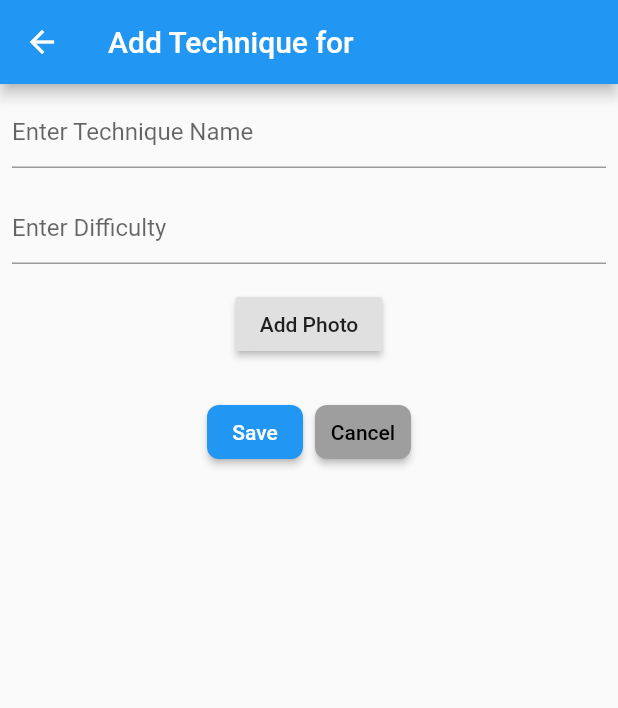
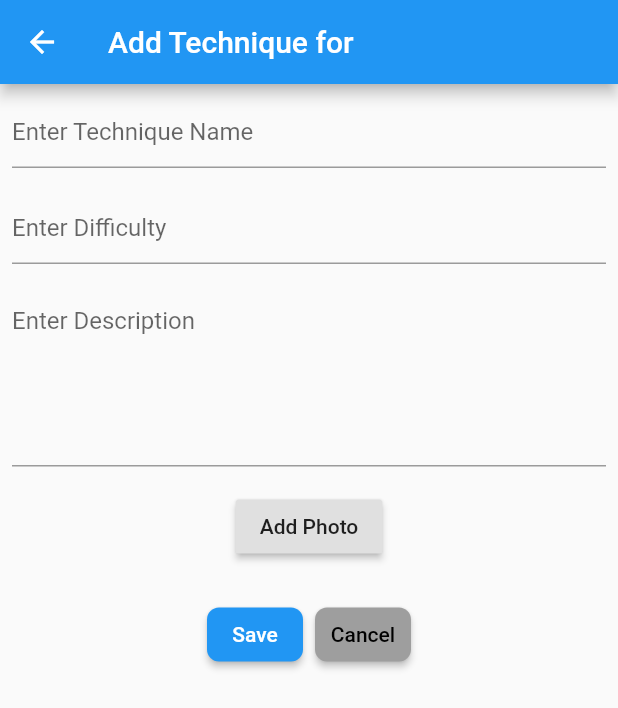
Before and after one commit to josephsteve/senior_project_tkd_app_1, a Flutter app: the AddBeltTechnique screen opened directly with empty values, on a phone screen of 412 x 824 dp. Shown: the top 708 px of the screen. Run offline on Flutter 3.47's test engine with Material 2 defaults, Android fonts, the phone set to English and light mode, and no system bars; our stand-ins replace carousel_slider, cloud_firestore, firebase_storage, flutter_colorpicker, image_picker, rxdart; accounts and stored records are empty.

Commit message:
added description to belt technique. ready to deploy. still no image delete.

```diff
--- a/lib/src/blocs/belt_techniques_bloc.dart
+++ b/lib/src/blocs/belt_techniques_bloc.dart
@@ -12,14 +12,17 @@ class BeltTechniquesBloc {
   final _difficulty = BehaviorSubject<String>();
   final _showProgress = BehaviorSubject<bool>();
   final _images = BehaviorSubject<List<String>>();
+  final _description = BehaviorSubject<String>();
 
   Observable<String> get id => _id.stream;
 //  Observable<String> get beltId => _beltId.stream;
   Observable<String> get techniqueName => _techniqueName.stream.transform(_validateName);
   Observable<String> get difficulty => _difficulty.stream.transform(_validateDifficulty);
+  Observable<String> get description => _description.stream;
   Observable<bool> get showProgress => _showProgress.stream;
   Function(String) get changeTechniqueName => _techniqueName.sink.add;
   Function(String) get changeDifficulty => _difficulty.sink.add;
+  Function(String) get changeDescription => _description.sink.add;
 //  Function(String) get changeBeltId => _beltId.sink.add;
 
   final _validateName = StreamTransformer<String, String>.fromHandlers(
@@ -57,10 +60,14 @@ class BeltTechniquesBloc {
     _images.sink.add(images);
   }
 
+  void setDescription(String description) {
+    _description.sink.add(description);
+  }
+
   void submit(String beltId, String techniqueID) {
     _showProgress.sink.add(true);
     BeltTechniqueTemp _belt = BeltTechniqueTemp(beltId: beltId, techniqueName: _techniqueName.value,
-      difficulty: int.parse(_difficulty.value), images: _images.value);
+      difficulty: int.parse(_difficulty.value), images: _images.value, description: _description.value);
     if (techniqueID != null && techniqueID.isNotEmpty) {
       _repository.saveBeltTechnique(techniqueID, _belt);
       _showProgress.sink.add(false);
@@ -107,5 +114,7 @@ class BeltTechniquesBloc {
     _showProgress.close();
     await _images.drain();
     _images.close();
+    await _description.drain();
+    _description.close();
   }
 }
--- a/lib/src/models/belt_technique_model.dart
+++ b/lib/src/models/belt_technique_model.dart
@@ -32,24 +32,27 @@ class BeltTechniqueTemp {
   String techniqueName;
   int difficulty;
   List<dynamic> images = new List<dynamic>();
+  String description;
 
   BeltTechniqueTemp({
     this.id,
     @required this.beltId,
     @required this.techniqueName,
-    this.difficulty = 0, this.images }) :
+    this.difficulty = 0, this.images, this.description }) :
       assert(beltId != null && beltId.isNotEmpty),
       assert(techniqueName != null && techniqueName.isNotEmpty);
 
   BeltTechniqueTemp.fromMap(Map<String, dynamic> data) :
       this(beltId: data["belt_id"], techniqueName: data["technique_name"],
-      difficulty: data["difficulty"] ?? 0, images: data["images"] ?? data["images"]);
+      difficulty: data["difficulty"] ?? 0, images: data["images"] ?? data["images"],
+      description: data["description"] ?? "");
 
   Map<String, dynamic> toMap() => {
     "belt_id": this.beltId,
     "technique_name": this.techniqueName,
     "difficulty": this.difficulty,
-    "images": this.images
+    "images": this.images,
+    "description": this.description
   };
 
 }
--- a/lib/src/ui/belt_technique_add.dart
+++ b/lib/src/ui/belt_technique_add.dart
@@ -44,6 +44,7 @@ class _BeltTechniqueAddScreenState extends State<BeltTechniqueAddScreen> {
   BeltTechniquesBloc _bloc;
   final TextEditingController techniqueNameController = new TextEditingController();
   final TextEditingController difficultyController = new TextEditingController();
+  final TextEditingController descriptionController = new TextEditingController();
   List<String> imgList;
 
   @override
@@ -64,6 +65,8 @@ class _BeltTechniqueAddScreenState extends State<BeltTechniqueAddScreen> {
               imgList = _beltTechnique.images.cast<String>().toList();
               _bloc.setImages(_beltTechnique.images.cast<String>().toList());
             }
+            descriptionController.text = _beltTechnique.description;
+            _bloc.setDescription(_beltTechnique.description);
           });
         }
       });
@@ -99,6 +102,22 @@ class _BeltTechniqueAddScreenState extends State<BeltTechniqueAddScreen> {
           onChanged: _bloc.changeDifficulty,
           decoration: InputDecoration(
             hintText: 'Enter Difficulty', errorText: snapshot.error),
+        );
+      },
+    );
+  }
+
+  Widget descriptionField() {
+    return StreamBuilder(
+      stream: _bloc.description,
+      builder: (BuildContext context, AsyncSnapshot<String> snapshot) {
+        return TextField(
+          controller: descriptionController,
+          onChanged: _bloc.changeDescription,
+          decoration: InputDecoration(
+            hintText: 'Enter Description', errorText: snapshot.error),
+          keyboardType: TextInputType.multiline,
+          maxLines: 5,
         );
       },
     );
@@ -145,7 +164,9 @@ class _BeltTechniqueAddScreenState extends State<BeltTechniqueAddScreen> {
 
   @override
   Widget build(BuildContext context) {
-    return Column(
+    return ListView(
+      children: <Widget>[
+        Column(
           mainAxisAlignment: MainAxisAlignment.start,
           children: <Widget>[
             Padding(
@@ -155,6 +176,10 @@ class _BeltTechniqueAddScreenState extends State<BeltTechniqueAddScreen> {
             Padding(
               padding: const EdgeInsets.all(8.0),
               child: difficultyField(),
+            ),
+            Padding(
+              padding: const EdgeInsets.all(8.0),
+              child: descriptionField(),
             ),
             (imgList != null && imgList.isNotEmpty) ?
             Padding(
@@ -208,6 +233,8 @@ class _BeltTechniqueAddScreenState extends State<BeltTechniqueAddScreen> {
               ),
             )
           ],
+        ),
+      ],
     );
   }
 }
--- a/lib/src/ui/belt_technique_list.dart
+++ b/lib/src/ui/belt_technique_list.dart
@@ -113,7 +113,7 @@ class _BeltTechniqueListScreenState extends State<BeltTechniqueListScreen> {
             border: Border.all(color: const Color(0xFF957343)),
             borderRadius: BorderRadius.circular(5.0)
           ),
-          padding: const EdgeInsets.all(8.0),
+          padding: const EdgeInsets.all(18.0),
           child: Row(
             children: <Widget>[
               Text(_belttechnique.techniqueName)
--- a/lib/src/ui/belt_technique_view.dart
+++ b/lib/src/ui/belt_technique_view.dart
@@ -38,6 +38,7 @@ class _ViewBeltTechniqueScreenState extends State<ViewBeltTechniqueScreen> {
   BeltTechniquesBloc _bloc;
   List<String> imgList;
   List child;
+  String description;
 
   @override
   void didChangeDependencies() {
@@ -50,6 +51,7 @@ class _ViewBeltTechniqueScreenState extends State<ViewBeltTechniqueScreen> {
           if (_beltTechnique.images != null && _beltTechnique.images.isNotEmpty) {
            imgList = _beltTechnique.images.cast<String>().toList();
            setState(() {
+             description = _beltTechnique.description;
              child = map<Widget>(
                imgList,
                  (index, i) {
@@ -73,7 +75,7 @@ class _ViewBeltTechniqueScreenState extends State<ViewBeltTechniqueScreen> {
                            ),
                            padding: EdgeInsets.symmetric(vertical: 10.0, horizontal: 20.0),
                            child: Text(
-                             'No. $index image',
+                             '',
                              style: TextStyle(
                                color: Colors.white,
                                fontSize: 20.0,
@@ -107,7 +109,16 @@ class _ViewBeltTechniqueScreenState extends State<ViewBeltTechniqueScreen> {
         Padding(
           padding: EdgeInsets.symmetric(vertical: 15.0),
           child: Column(children: [
-            CarouselWithIndicator(imgList: imgList, child: child),
+            Padding(
+              padding: const EdgeInsets.all(8.0),
+              child: CarouselWithIndicator(imgList: imgList, child: child),
+            ),
+            Padding(
+              padding: const EdgeInsets.all(20.0),
+              child: Container(
+                child: Text(description ?? "", style: TextStyle(fontSize: 20.0),),
+              ),
+            ),
           ])),
       ],
     );
```
Also changed, not shown: 1 other file. Lines whose indentation alone changed are shown as unchanged.
